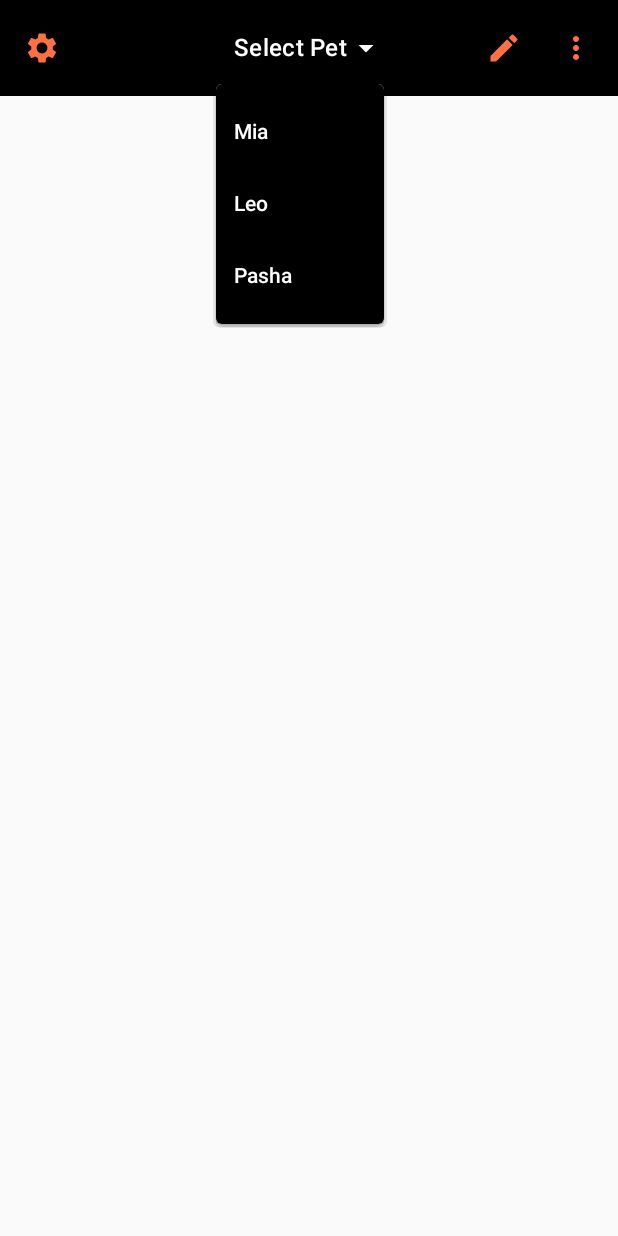
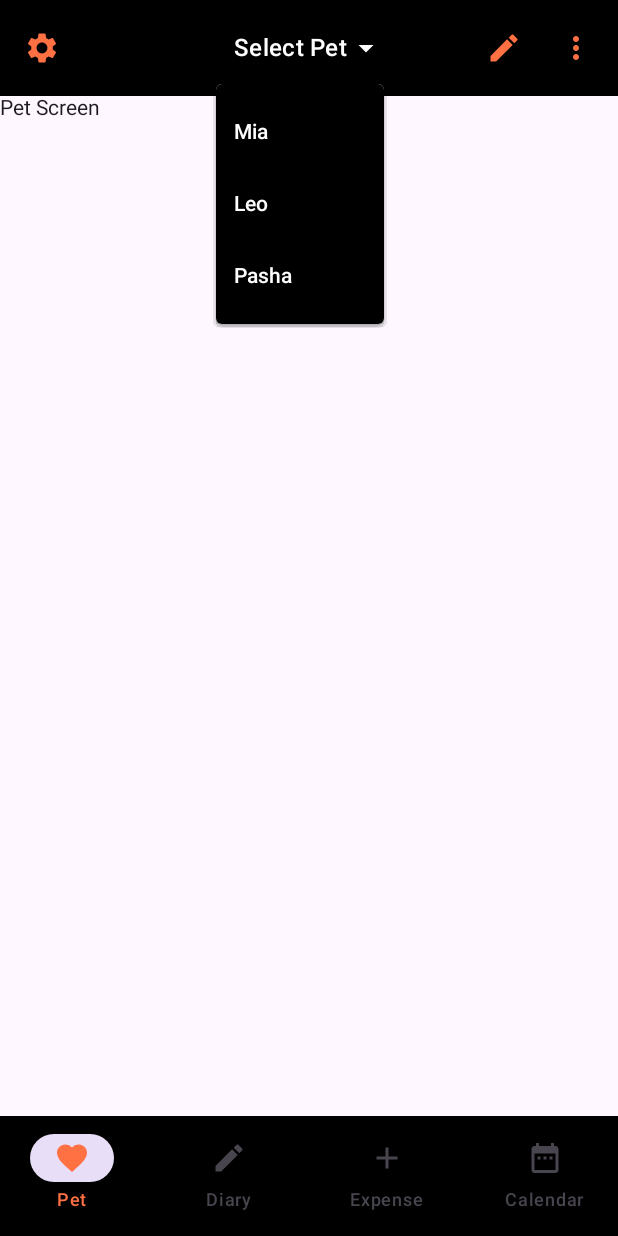
Before and after one commit to enesturkoglu-59/PawTrack, an Android app built with Jetpack Compose: the screen it shows after launch (MainActivity), after a tap on "Select Pet", on a phone screen of 412 x 824 dp. Run offline under Robolectric (Android 15) with nearby library versions, the phone set to English and light mode, and no system bars.

Commit message:
BottomNavigationBar integration

```diff
--- /dev/null
+++ b/app/src/main/java/com/enesturkoglu/pawtrack/homescreen/BottomNavigationBar.kt
@@ -0,0 +1,62 @@
+package com.enesturkoglu.pawtrack.homescreen
+
+import androidx.compose.material.icons.Icons
+import androidx.compose.material.icons.filled.Add
+import androidx.compose.material.icons.filled.DateRange
+import androidx.compose.material.icons.filled.Edit
+import androidx.compose.material.icons.filled.Favorite
+import androidx.compose.material3.Icon
+import androidx.compose.material3.NavigationBar
+import androidx.compose.material3.NavigationBarItem
+import androidx.compose.material3.NavigationBarItemDefaults
+import androidx.compose.material3.Text
+import androidx.compose.runtime.Composable
+import androidx.compose.ui.graphics.Color
+
+@Composable
+fun BottomNavBarSimple(
+    selectedIndex: Int,
+    onItemSelected: (Int) -> Unit
+) {
+    NavigationBar(containerColor = Color.Black) {
+        NavigationBarItem(
+            selected = selectedIndex == 0,
+            onClick = { onItemSelected(0) },
+            icon = {
+                Icon(Icons.Default.Favorite, contentDescription = "Pet")
+            },
+            label = { Text("Pet") },
+            colors = NavigationBarItemDefaults.colors(
+                selectedIconColor = Color(0xFFFF7043),
+                selectedTextColor = Color(0xFFFF7043),
+                unselectedIconColor = Color.LightGray,
+                unselectedTextColor = Color.LightGray
+            )
+        )
+
+        NavigationBarItem(
+            selected = selectedIndex == 1,
+            onClick = { onItemSelected(1) },
+            icon = {
+                Icon(Icons.Default.Edit, contentDescription = "Diary")
+            },
+            label = { Text("Diary") }
+        )
+        NavigationBarItem(
+            selected = selectedIndex == 2,
+            onClick = { onItemSelected(2) },
+            icon = {
+                Icon(Icons.Default.Add, contentDescription = "Expense")
+            },
+            label = { Text("Expense") }
+        )
+        NavigationBarItem(
+            selected = selectedIndex == 3,
+            onClick = { onItemSelected(3) },
+            icon = {
+                Icon(Icons.Default.DateRange, contentDescription = "Calendar")
+            },
+            label = { Text("Calendar") }
+        )
+    }
+}
--- a/app/src/main/java/com/enesturkoglu/pawtrack/homescreen/PatScreen.kt
+++ b/app/src/main/java/com/enesturkoglu/pawtrack/homescreen/PatScreen.kt
@@ -1,5 +1,9 @@
 package com.enesturkoglu.pawtrack.homescreen
 
+import androidx.compose.foundation.layout.Box
+import androidx.compose.foundation.layout.Column
+import androidx.compose.foundation.layout.fillMaxSize
+import androidx.compose.foundation.layout.padding
 import androidx.compose.material.icons.Icons
 import androidx.compose.material.icons.filled.Edit
 import androidx.compose.material.icons.filled.MoreVert
@@ -8,17 +12,25 @@ import androidx.compose.material3.CenterAlignedTopAppBar
 import androidx.compose.material3.ExperimentalMaterial3Api
 import androidx.compose.material3.Icon
 import androidx.compose.material3.IconButton
+import androidx.compose.material3.Scaffold
+import androidx.compose.material3.Text
 import androidx.compose.material3.TopAppBarDefaults
 import androidx.compose.runtime.Composable
+import androidx.compose.runtime.getValue
+import androidx.compose.runtime.mutableStateOf
+import androidx.compose.runtime.remember
+import androidx.compose.runtime.setValue
+
+import androidx.compose.ui.Modifier
 import androidx.compose.ui.graphics.Color
 import androidx.compose.ui.tooling.preview.Preview
 
 @OptIn(ExperimentalMaterial3Api::class)
 @Composable
 fun PetTopAppBar() {
+    var selectedIndex by remember { mutableStateOf(0) }
 
-
-
+Column {
     CenterAlignedTopAppBar(
         title = {
             SelectPetDropdown(
@@ -57,7 +69,32 @@ fun PetTopAppBar() {
         )
     )
 
+    Scaffold(
+        bottomBar = {
+            BottomNavBarSimple(
+                selectedIndex = selectedIndex,
+                onItemSelected = { selectedIndex = it }
+            )
+        }
+    ) { padding ->
+        Box(modifier = Modifier
+            .padding(padding)
+            .fillMaxSize()) {
+
+            when (selectedIndex) {
+                0 -> Text("Pet Screen")
+                1 -> Text("Diary Screen")
+                2 -> Text("Expense Screen")
+                3 -> Text("Calendar Screen")
+            }
+        }
+    }
+
 }
+}
+
+
+
 
 @Preview(showBackground = true, backgroundColor = 0xFF000000)
 @Composable
--- a/gradle/libs.versions.toml
+++ b/gradle/libs.versions.toml
@@ -9,6 +9,7 @@ lifecycleRuntimeKtx = "2.8.7"
 activityCompose = "1.10.1"
 composeBom = "2024.04.01"
 adsMobileSdk = "0.15.1-alpha01"
+androidx-material3 = "1.2.1"
 
 [libraries]
 androidx-core-ktx = { group = "androidx.core", name = "core-ktx", version.ref = "coreKtx" }
```
